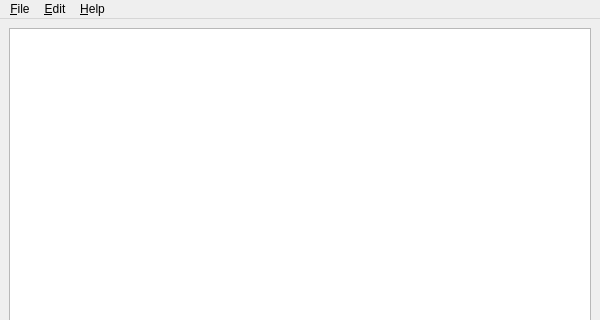
dakrk/manatools, file src/osbgui/MainWindow.ui: the form before one commit; both pictures show x 0 to 600 and y 0 to 320 of the 600 by 600 pixel window.
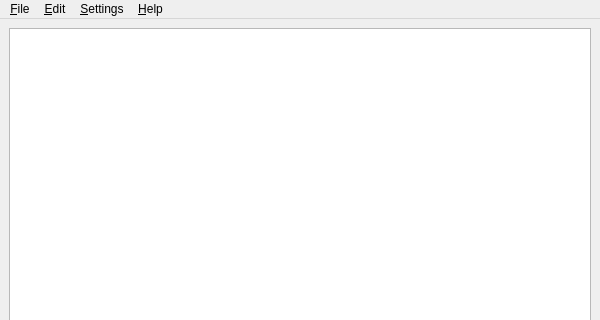
The form after the commit. Icons and pictures are not drawn.

Commit message: osbgui: allow choosing not to guess full tone size

```diff
--- a/src/osbgui/MainWindow.ui
+++ b/src/osbgui/MainWindow.ui
@@ -127,8 +127,15 @@
     <addaction name="actionAbout"/>
     <addaction name="actionAboutQt"/>
    </widget>
+   <widget class="QMenu" name="menuSettings">
+    <property name="title">
+     <string>&amp;Settings</string>
+    </property>
+    <addaction name="actionGuessToneSize"/>
+   </widget>
    <addaction name="menuFile"/>
    <addaction name="menuEdit"/>
+   <addaction name="menuSettings"/>
    <addaction name="menuHelp"/>
   </widget>
   <widget class="QStatusBar" name="statusbar"/>
```
Left out of the diff: 8 changed lines with no effect on the pictures. The commit also changes 1 other file.
